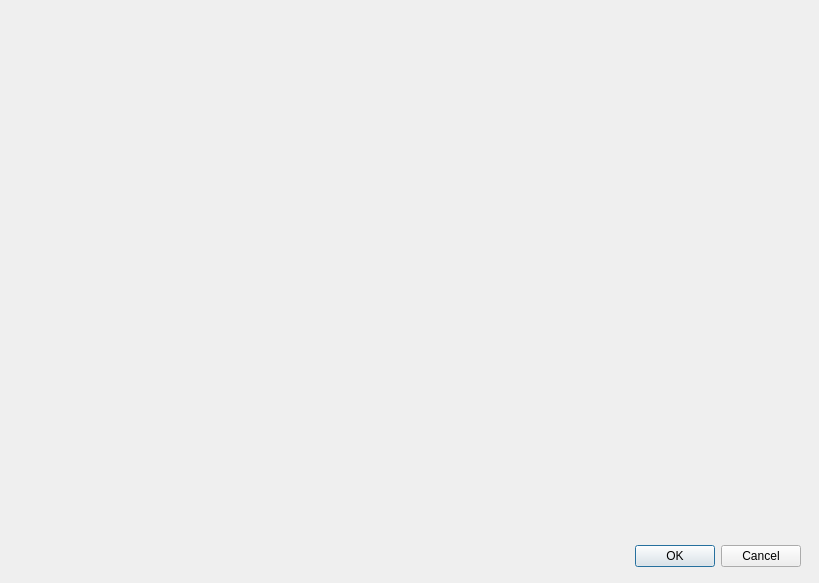
Qt form CharacterEditor/characterportraitselector.ui (DrItanium/realmz_tools) before a commit.
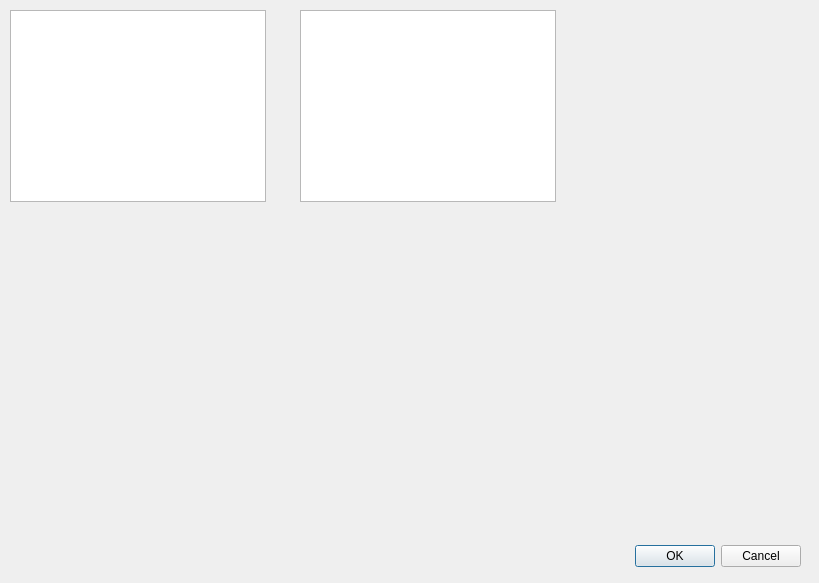
The same form after that commit.

Commit message: Use the TableModelView for portrait selection

```diff
--- a/CharacterEditor/characterportraitselector.ui
+++ b/CharacterEditor/characterportraitselector.ui
@@ -29,6 +29,26 @@
     <set>QDialogButtonBox::Cancel|QDialogButtonBox::Ok</set>
    </property>
   </widget>
+  <widget class="QTableView" name="tableView">
+   <property name="geometry">
+    <rect>
+     <x>300</x>
+     <y>10</y>
+     <width>256</width>
+     <height>192</height>
+    </rect>
+   </property>
+  </widget>
+  <widget class="QTreeView" name="treeView">
+   <property name="geometry">
+    <rect>
+     <x>10</x>
+     <y>10</y>
+     <width>256</width>
+     <height>192</height>
+    </rect>
+   </property>
+  </widget>
  </widget>
  <resources/>
  <connections>
```
The commit also changes 4 other files.
